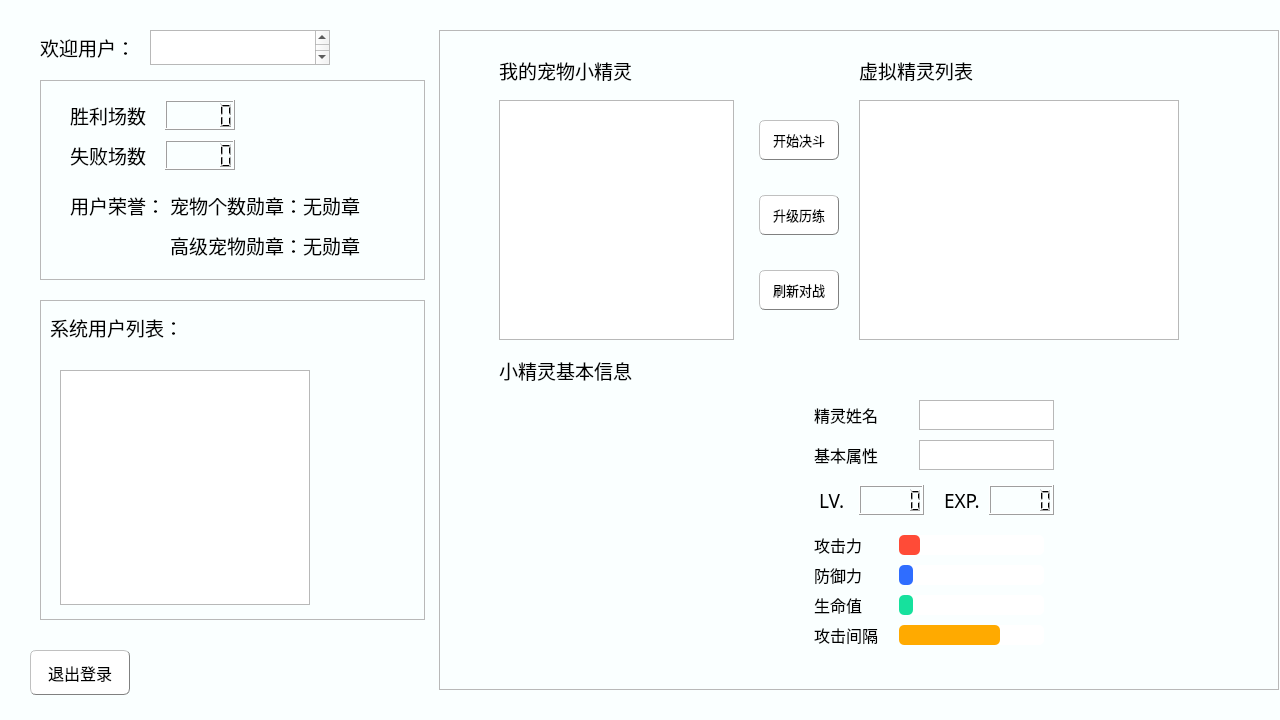
First picture: the form in mainwindow.ui, repository wangquanlikun/Alice_Archive, before the edit.
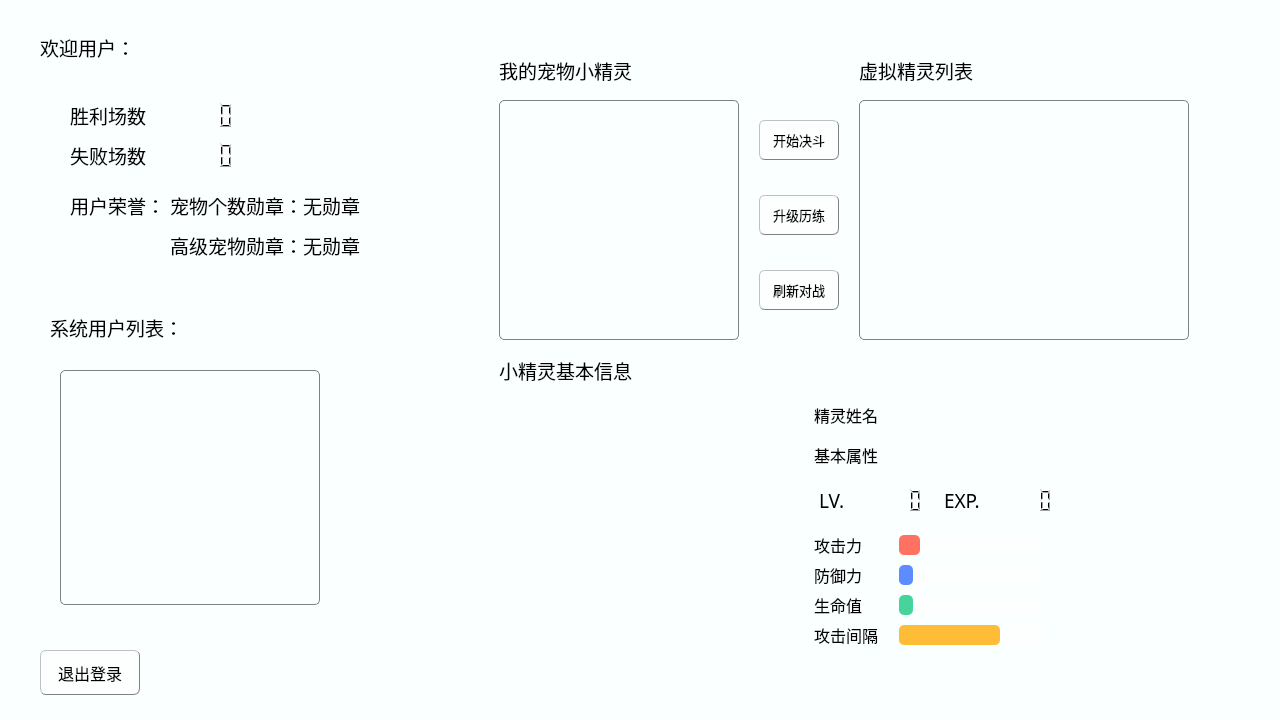
Second picture: the form after the edit. Icons and pictures are not drawn.

The edit to the form file:
```diff
--- a/mainwindow.ui
+++ b/mainwindow.ui
@@ -1631,7 +1631,7 @@
      <widget class="QPushButton" name="logout">
       <property name="geometry">
        <rect>
-        <x>30</x>
+        <x>40</x>
         <y>650</y>
         <width>100</width>
         <height>45</height>
@@ -1645,20 +1645,20 @@
       </property>
       <property name="styleSheet">
        <string notr="true">QPushButton{
-color: rgb(0, 0, 0);
-background-color: rgb(255, 255, 255);
-border:1px groove gray;
-border-radius:6px;
-padding:2px 4px;
-border-style: outset;
+	color: rgb(0, 0, 0);
+	background-color: rgba(255, 255, 255, 150);
+	border:1px groove gray;
+	border-radius:6px;
+	padding:2px 4px;
+	border-style: outset;
 }
 QPushButton:hover{
-	background-color: rgb(155, 222, 255);
-color: black;
+	background-color: rgba(155, 222, 255, 150);
+	color: black;
 }
 QPushButton:pressed{
-	background-color: rgb(0, 128, 255);
-border-style: inset;
+	background-color: rgba(0, 128, 255, 150);
+	border-style: inset;
 }</string>
       </property>
       <property name="text">
@@ -1700,7 +1700,9 @@
        </font>
       </property>
       <property name="styleSheet">
-       <string notr="true">QTextBrower {
+       <string notr="true">QTextBrowser {
+	border-radius: 5px;
+	background-color: rgba(250, 255, 255, 150);
 	border:0px groove gray;
 }</string>
       </property>
@@ -1714,6 +1716,21 @@
         <height>200</height>
        </rect>
       </property>
+      <property name="styleSheet">
+       <string notr="true">QFrame {
+	background-color: rgba(250, 255, 255, 100);
+	border-radius: 10px;
+	border: none;
+}
+QFrame QLabel {
+	background-color: none; 
+}
+QFrame QLCDNumber{
+	background-color: rgba(250, 255, 255, 150);
+	border-radius: 4px;
+	border: 1px white;
+}</string>
+      </property>
       <property name="frameShape">
        <enum>QFrame::StyledPanel</enum>
       </property>
@@ -1873,18 +1890,35 @@
        <rect>
         <x>439</x>
         <y>30</y>
-        <width>840</width>
+        <width>800</width>
         <height>660</height>
        </rect>
       </property>
       <property name="styleSheet">
        <string notr="true">QProgressBar{
 	border-radius: 5px;
-	background: white;
+	background: rgba(255, 255, 255, 150);
 }
 QProgressBar::chunk{
 	border-radius: 5px;
-	background: rgb(47, 109, 255);
+	background: rgba(47, 109, 255, 200);
+}
+QFrame {
+	background-color: transparent;
+	border-radius: 10px;
+	border: none;
+}
+QFrame QLabel {
+	background-color: none; 
+}
+QFrame QLCDNumber{
+	background-color: rgba(250, 255, 255, 150);
+	border-radius: 4px;
+	border: 1px white;
+}
+QFrame QTextBrowser{
+	border-radius: 5px;
+	background-color: rgba(250, 255, 255, 150);
 }</string>
       </property>
       <property name="frameShape">
@@ -1910,20 +1944,20 @@
        </property>
        <property name="styleSheet">
         <string notr="true">QPushButton{
-color: rgb(0, 0, 0);
-background-color: rgb(255, 255, 255);
-border:1px groove gray;
-border-radius:6px;
-padding:2px 4px;
-border-style: outset;
+	color: rgb(0, 0, 0);
+	background-color: rgba(255, 255, 255, 150);
+	border:1px groove gray;
+	border-radius:6px;
+	padding:2px 4px;
+	border-style: outset;
 }
 QPushButton:hover{
-	background-color: rgb(155, 222, 255);
-color: black;
+	background-color: rgba(155, 222, 255, 150);
+	color: black;
 }
 QPushButton:pressed{
-	background-color: rgb(0, 128, 255);
-border-style: inset;
+	background-color: rgba(0, 128, 255, 150);
+	border-style: inset;
 }</string>
        </property>
        <property name="text">
@@ -2198,7 +2232,7 @@
        <property name="styleSheet">
         <string notr="true">QProgressBar::chunk{
 	border-radius: 5px;
-	background-color: rgb(255, 75, 55);
+	background-color: rgba(255, 75, 55, 200);
 }</string>
        </property>
        <property name="maximum">
@@ -2242,7 +2276,7 @@
        <property name="styleSheet">
         <string notr="true">QProgressBar::chunk{
 	border-radius: 5px;
-	background-color: rgb(22, 225, 157);
+	background-color: rgba(20, 200, 128, 200);
 }</string>
        </property>
        <property name="maximum">
@@ -2267,7 +2301,7 @@
        <property name="styleSheet">
         <string notr="true">QProgressBar::chunk{
 	border-radius: 5px;
-	background: rgb(255, 170, 0);
+	background: rgba(255, 170, 0, 200);
 }</string>
        </property>
        <property name="maximum">
@@ -2297,20 +2331,20 @@
        </property>
        <property name="styleSheet">
         <string notr="true">QPushButton{
-color: rgb(0, 0, 0);
-background-color: rgb(255, 255, 255);
-border:1px groove gray;
-border-radius:6px;
-padding:2px 4px;
-border-style: outset;
+	color: rgb(0, 0, 0);
+	background-color: rgba(255, 255, 255, 150);
+	border:1px groove gray;
+	border-radius:6px;
+	padding:2px 4px;
+	border-style: outset;
 }
 QPushButton:hover{
-	background-color: rgb(155, 222, 255);
-color: black;
+	background-color: rgba(155, 222, 255, 150);
+	color: black;
 }
 QPushButton:pressed{
-	background-color: rgb(0, 128, 255);
-border-style: inset;
+	background-color: rgba(0, 128, 255, 150);
+	border-style: inset;
 }</string>
        </property>
        <property name="text">
@@ -2353,20 +2387,20 @@
        </property>
        <property name="styleSheet">
         <string notr="true">QPushButton{
-color: rgb(0, 0, 0);
-background-color: rgb(255, 255, 255);
-border:1px groove gray;
-border-radius:6px;
-padding:2px 4px;
-border-style: outset;
+	color: rgb(0, 0, 0);
+	background-color: rgba(255, 255, 255, 150);
+	border:1px groove gray;
+	border-radius:6px;
+	padding:2px 4px;
+	border-style: outset;
 }
 QPushButton:hover{
-	background-color: rgb(155, 222, 255);
-color: black;
+	background-color: rgba(155, 222, 255, 150);
+	color: black;
 }
 QPushButton:pressed{
-	background-color: rgb(0, 128, 255);
-border-style: inset;
+	background-color: rgba(0, 128, 255, 150);
+	border-style: inset;
 }</string>
        </property>
        <property name="text">
@@ -2378,7 +2412,7 @@
         <rect>
          <x>420</x>
          <y>70</y>
-         <width>320</width>
+         <width>330</width>
          <height>240</height>
         </rect>
        </property>
@@ -2388,6 +2422,42 @@
          <pointsize>12</pointsize>
         </font>
        </property>
+       <property name="styleSheet">
+        <string notr="true">QTableView {
+    background-color: transparent;
+	gridline-color: rgba(160, 160, 160, 160);
+    border: 1px solid gray;
+	border-radius: 5px;
+	padding: 5px;
+}
+QTableView::item {
+    background-color: transparent;
+    border: none;
+}
+QTableView::item:selected {
+	color: rgb(0, 0, 0);
+    background-color: rgba(0, 120, 215, 50);
+    border: transparent;
+}
+QHeaderView::section {
+    background-color: transparent;
+    border: none;
+}
+QTableCornerButton::section {
+    background-color: transparent;
+    border: none;
+}
+QScrollBar:horizontal {
+    background: transparent;
+}
+QScrollBar:vertical {
+    background: transparent;
+}
+QTableView::indicator {
+    background: transparent;
+    border: none;
+}</string>
+       </property>
        <property name="editTriggers">
         <set>QAbstractItemView::NoEditTriggers</set>
        </property>
@@ -2397,7 +2467,7 @@
         <rect>
          <x>60</x>
          <y>70</y>
-         <width>235</width>
+         <width>240</width>
          <height>240</height>
         </rect>
        </property>
@@ -2408,7 +2478,40 @@
         </font>
        </property>
        <property name="styleSheet">
-        <string notr="true"/>
+        <string notr="true">QTableView {
+    background-color: transparent;
+	gridline-color: rgba(160, 160, 160, 160);
+    border: 1px solid gray;
+	border-radius: 5px;
+	padding: 5px;
+}
+QTableView::item {
+    background-color: transparent;
+    border: none;
+}
+QTableView::item:selected {
+	color: rgb(0, 0, 0);
+    background-color: rgba(0, 120, 215, 50);
+    border: transparent;
+}
+QHeaderView::section {
+    background-color: transparent;
+    border: none;
+}
+QTableCornerButton::section {
+    background-color: transparent;
+    border: none;
+}
+QScrollBar:horizontal {
+    background: transparent;
+}
+QScrollBar:vertical {
+    background: transparent;
+}
+QTableView::indicator {
+    background: transparent;
+    border: none;
+}</string>
        </property>
       </widget>
      </widget>
@@ -2421,6 +2524,16 @@
         <height>320</height>
        </rect>
       </property>
+      <property name="styleSheet">
+       <string notr="true">QFrame {
+	background-color: rgba(250, 255, 255, 100);
+	border-radius: 10px;
+	border: none;
+}
+QFrame QLabel {
+	background-color: none; 
+}</string>
+      </property>
       <property name="frameShape">
        <enum>QFrame::StyledPanel</enum>
       </property>
@@ -2451,7 +2564,7 @@
         <rect>
          <x>20</x>
          <y>70</y>
-         <width>250</width>
+         <width>260</width>
          <height>235</height>
         </rect>
        </property>
@@ -2461,8 +2574,66 @@
          <pointsize>12</pointsize>
         </font>
        </property>
+       <property name="styleSheet">
+        <string notr="true">QTableView {
+    background-color: transparent;
+	gridline-color: rgba(160, 160, 160, 160);
+    border: 1px solid gray;
+	border-radius: 5px;
+	padding: 5px;
+}
+QTableView::item {
+    background-color: transparent;
+    border: none;
+}
+QTableView::item:selected {
+	color: rgb(0, 0, 0);
+    background-color: rgba(0, 120, 215, 50);
+    border: transparent;
+}
+QHeaderView::section {
+    background-color: transparent;
+    border: none;
+}
+QTableCornerButton::section {
+    background-color: transparent;
+    border: none;
+}
+
+QScrollBar:horizontal {
+    background: transparent;
+}
+QScrollBar:vertical {
+    background: transparent;
+}
+QTableView::indicator {
+    background: transparent;
+    border: none;
+}
+</string>
+       </property>
       </widget>
      </widget>
+     <widget class="QLabel" name="person_background">
+      <property name="geometry">
+       <rect>
+        <x>0</x>
+        <y>0</y>
+        <width>1280</width>
+        <height>720</height>
+       </rect>
+      </property>
+      <property name="text">
+       <string/>
+      </property>
+     </widget>
+     <zorder>person_background</zorder>
+     <zorder>logout</zorder>
+     <zorder>Welcome_1</zorder>
+     <zorder>Welcome_username</zorder>
+     <zorder>basic_info</zorder>
+     <zorder>Pals_info</zorder>
+     <zorder>other_User_info</zorder>
     </widget>
    </widget>
   </widget>
```
